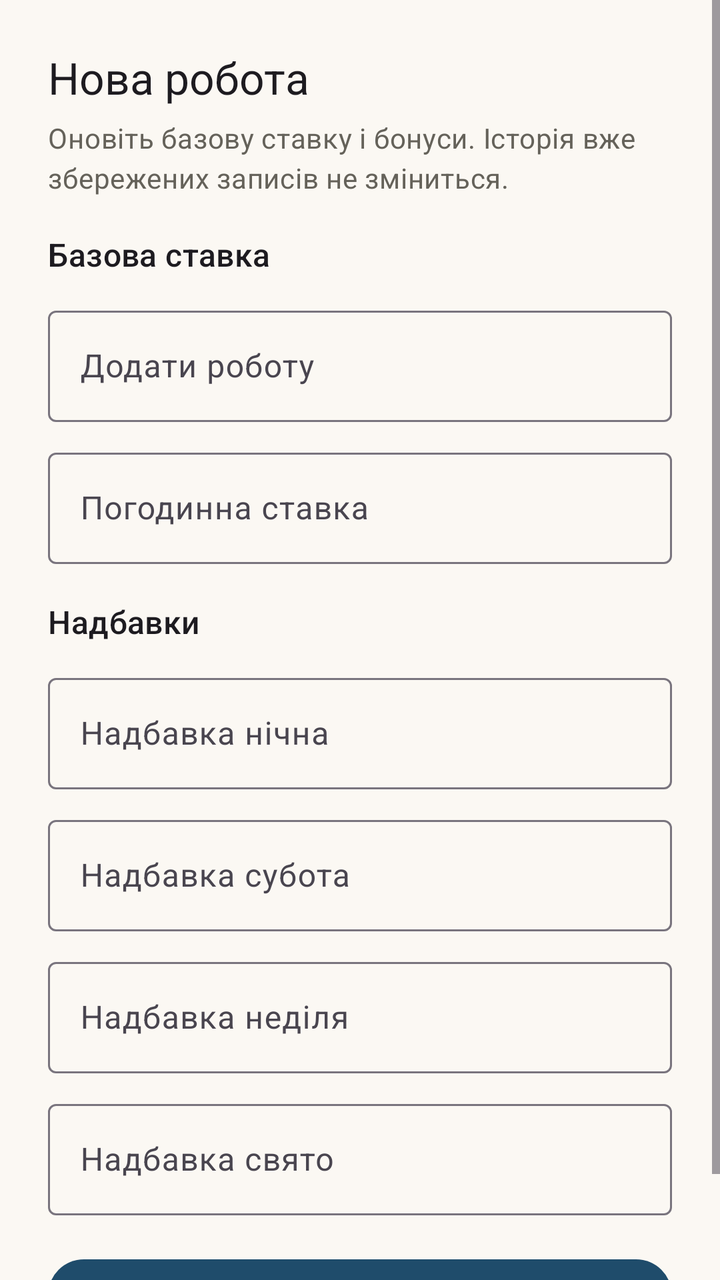
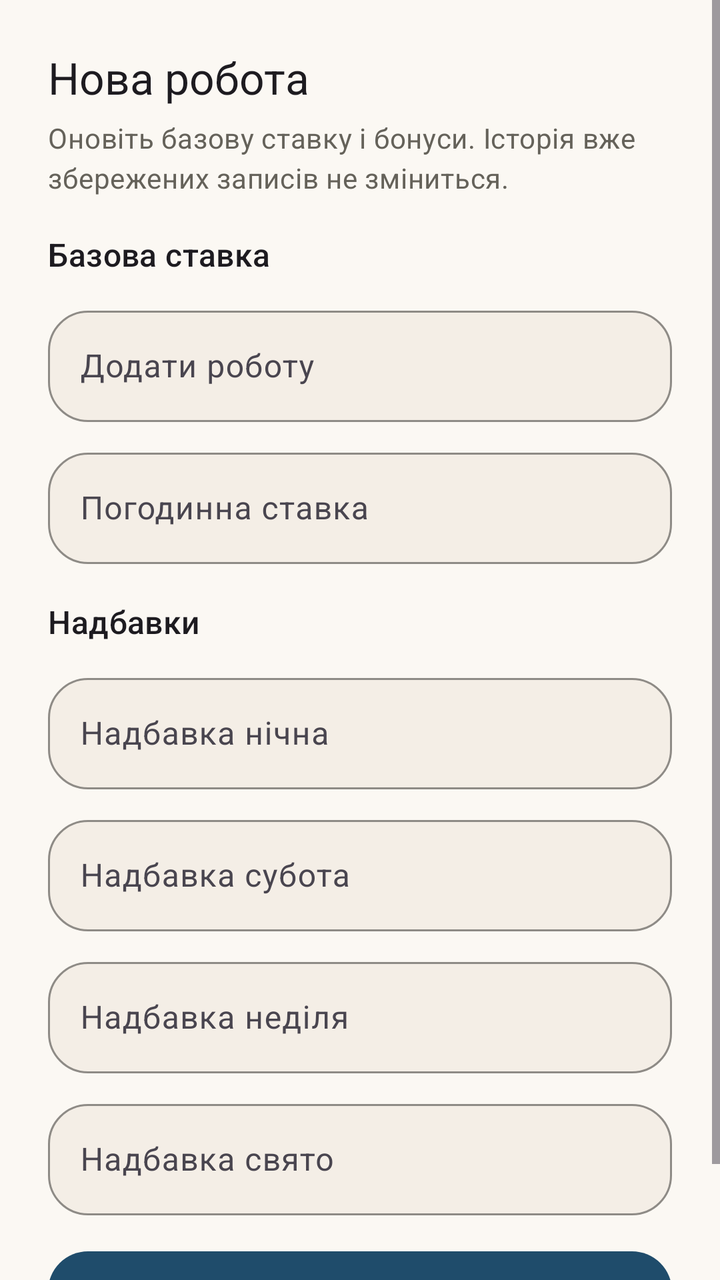

Before-and-after screenshots of an Android layout around one commit, followed by the original layout XML and the change that was made.
<!-- AndroidManifest.xml: application theme Theme.WorkTracker -->
<!-- res/layout/dialog_add_job.xml -->
<ScrollView xmlns:android="http://schemas.android.com/apk/res/android"
    xmlns:app="http://schemas.android.com/apk/res-auto"
    android:layout_width="match_parent"
    android:layout_height="wrap_content"
    android:fillViewport="true">

    <LinearLayout
        android:layout_width="match_parent"
        android:layout_height="wrap_content"
        android:orientation="vertical"
        android:padding="24dp">

        <TextView
            android:layout_width="wrap_content"
            android:layout_height="wrap_content"
            android:text="@string/job_dialog_create_title"
            style="@style/TextAppearance.Material3.TitleLarge" />

        <TextView
            android:layout_width="match_parent"
            android:layout_height="wrap_content"
            android:layout_marginTop="6dp"
            android:text="@string/job_dialog_subtitle"
            android:textColor="@color/chart_axis_text"
            style="@style/TextAppearance.Material3.BodyMedium" />

        <TextView
            android:layout_width="wrap_content"
            android:layout_height="wrap_content"
            android:layout_marginTop="18dp"
            android:text="@string/job_dialog_rate_title"
            style="@style/TextAppearance.Material3.TitleMedium" />

        <com.google.android.material.textfield.TextInputLayout
            android:layout_width="match_parent"
            android:layout_height="wrap_content"
            android:layout_marginTop="12dp">

            <com.google.android.material.textfield.TextInputEditText
                android:id="@+id/editJobName"
                android:layout_width="match_parent"
                android:layout_height="wrap_content"
                android:hint="@string/add_job" />
        </com.google.android.material.textfield.TextInputLayout>

        <com.google.android.material.textfield.TextInputLayout
            android:layout_width="match_parent"
            android:layout_height="wrap_content"
            android:layout_marginTop="10dp">

            <com.google.android.material.textfield.TextInputEditText
                android:id="@+id/editHourly"
                android:layout_width="match_parent"
                android:layout_height="wrap_content"
                android:hint="@string/hourly_rate"
                android:inputType="numberDecimal" />
        </com.google.android.material.textfield.TextInputLayout>

        <TextView
            android:layout_width="wrap_content"
            android:layout_height="wrap_content"
            android:layout_marginTop="18dp"
            android:text="@string/job_dialog_bonus_title"
            style="@style/TextAppearance.Material3.TitleMedium" />

        <com.google.android.material.textfield.TextInputLayout
            android:layout_width="match_parent"
            android:layout_height="wrap_content"
            android:layout_marginTop="12dp">

            <com.google.android.material.textfield.TextInputEditText
                android:id="@+id/editNight"
                android:layout_width="match_parent"
                android:layout_height="wrap_content"
                android:hint="@string/night_bonus"
                android:inputType="numberDecimal" />
        </com.google.android.material.textfield.TextInputLayout>

        <com.google.android.material.textfield.TextInputLayout
            android:layout_width="match_parent"
            android:layout_height="wrap_content"
            android:layout_marginTop="10dp">

            <com.google.android.material.textfield.TextInputEditText
                android:id="@+id/editSat"
                android:layout_width="match_parent"
                android:layout_height="wrap_content"
                android:hint="@string/sat_bonus"
                android:inputType="numberDecimal" />
        </com.google.android.material.textfield.TextInputLayout>

        <com.google.android.material.textfield.TextInputLayout
            android:layout_width="match_parent"
            android:layout_height="wrap_content"
            android:layout_marginTop="10dp">

            <com.google.android.material.textfield.TextInputEditText
                android:id="@+id/editSun"
                android:layout_width="match_parent"
                android:layout_height="wrap_content"
                android:hint="@string/sun_bonus"
                android:inputType="numberDecimal" />
        </com.google.android.material.textfield.TextInputLayout>

        <com.google.android.material.textfield.TextInputLayout
            android:layout_width="match_parent"
            android:layout_height="wrap_content"
            android:layout_marginTop="10dp">

            <com.google.android.material.textfield.TextInputEditText
                android:id="@+id/editHol"
                android:layout_width="match_parent"
                android:layout_height="wrap_content"
                android:hint="@string/hol_bonus"
                android:inputType="numberDecimal" />
        </com.google.android.material.textfield.TextInputLayout>

        <com.google.android.material.button.MaterialButton
            android:id="@+id/buttonSave"
            android:layout_width="match_parent"
            android:layout_height="wrap_content"
            android:layout_marginTop="18dp"
            android:text="@string/save"
            app:cornerRadius="18dp" />
    </LinearLayout>
</ScrollView>
<!-- resources referenced by this layout -->
<resources>
  <color name="chart_axis_text">#65625A</color>
  <string name="add_job">Додати роботу</string>
  <string name="save">Зберегти</string>
  <style name="Theme.WorkTracker" parent="Theme.Material3.Light.NoActionBar">
          <item name="colorPrimary">@color/primary</item>
          <item name="colorOnPrimary">@color/onPrimary</item>
          <item name="colorPrimaryContainer">@color/primaryContainer</item>
          <item name="colorOnPrimaryContainer">@color/onPrimaryContainer</item>
          <item name="colorSecondary">@color/secondary</item>
          <item name="colorOnSecondary">@color/onSecondary</item>
          <item name="colorSecondaryContainer">@color/secondaryContainer</item>
          <item name="colorOnSecondaryContainer">@color/onSecondaryContainer</item>
          <item name="colorTertiary">@color/tertiary</item>
          <item name="colorOnTertiary">@color/onTertiary</item>
          <item name="colorTertiaryContainer">@color/tertiaryContainer</item>
          <item name="colorOnTertiaryContainer">@color/onTertiaryContainer</item>
          <item name="colorError">@color/error</item>
          <item name="colorOnError">@color/onError</item>
          <item name="android:windowBackground">@color/background</item>
          <item name="android:statusBarColor">@android:color/transparent</item>
          <item name="android:navigationBarColor">@android:color/transparent</item>
          <item name="colorOnBackground">@color/onBackground</item>
          <item name="android:colorBackground">@color/background</item>
          <item name="colorSurface">@color/surface</item>
          <item name="colorOnSurface">@color/onSurface</item>
          <item name="materialAlertDialogTheme">@style/ThemeOverlay.WorkTracker.MaterialAlertDialog</item>
      </style>
  <color name="primary">#1F4C6B</color>
  <color name="onPrimary">#FFFFFF</color>
  <color name="secondary">#2F6B5F</color>
  <color name="onSecondary">#FFFFFF</color>
  <color name="tertiary">#C17A1A</color>
  <color name="onTertiary">#FFFFFF</color>
  <color name="error">#B3261E</color>
  <color name="onError">#FFFFFF</color>
  <color name="background">#FBF8F3</color>
  <color name="onBackground">#1F1B16</color>
  <color name="surface">#FEFCF8</color>
  <color name="onSurface">#1F1B16</color>
  <!-- unchanged entries left out for length: 17 -->
</resources>

<!-- the commit's change to res/layout/dialog_add_job.xml (unified diff, before → after) -->
@@ -32,27 +32,31 @@
             style="@style/TextAppearance.Material3.TitleMedium" />
 
         <com.google.android.material.textfield.TextInputLayout
+            style="@style/Widget.WorkTracker.TextInputLayout"
             android:layout_width="match_parent"
             android:layout_height="wrap_content"
-            android:layout_marginTop="12dp">
+            android:layout_marginTop="12dp"
+            android:hint="@string/add_job">
 
             <com.google.android.material.textfield.TextInputEditText
                 android:id="@+id/editJobName"
+                style="@style/Widget.WorkTracker.TextInputEditText"
                 android:layout_width="match_parent"
-                android:layout_height="wrap_content"
-                android:hint="@string/add_job" />
+                android:layout_height="wrap_content" />
         </com.google.android.material.textfield.TextInputLayout>
 
         <com.google.android.material.textfield.TextInputLayout
+            style="@style/Widget.WorkTracker.TextInputLayout"
             android:layout_width="match_parent"
             android:layout_height="wrap_content"
-            android:layout_marginTop="10dp">
+            android:layout_marginTop="10dp"
+            android:hint="@string/hourly_rate">
 
             <com.google.android.material.textfield.TextInputEditText
                 android:id="@+id/editHourly"
+                style="@style/Widget.WorkTracker.TextInputEditText"
                 android:layout_width="match_parent"
                 android:layout_height="wrap_content"
-                android:hint="@string/hourly_rate"
                 android:inputType="numberDecimal" />
         </com.google.android.material.textfield.TextInputLayout>
 
@@ -64,54 +68,62 @@
             style="@style/TextAppearance.Material3.TitleMedium" />
 
         <com.google.android.material.textfield.TextInputLayout
+            style="@style/Widget.WorkTracker.TextInputLayout"
             android:layout_width="match_parent"
             android:layout_height="wrap_content"
-            android:layout_marginTop="12dp">
+            android:layout_marginTop="12dp"
+            android:hint="@string/night_bonus">
 
             <com.google.android.material.textfield.TextInputEditText
                 android:id="@+id/editNight"
+                style="@style/Widget.WorkTracker.TextInputEditText"
                 android:layout_width="match_parent"
                 android:layout_height="wrap_content"
-                android:hint="@string/night_bonus"
                 android:inputType="numberDecimal" />
         </com.google.android.material.textfield.TextInputLayout>
 
         <com.google.android.material.textfield.TextInputLayout
+            style="@style/Widget.WorkTracker.TextInputLayout"
             android:layout_width="match_parent"
             android:layout_height="wrap_content"
-            android:layout_marginTop="10dp">
+            android:layout_marginTop="10dp"
+            android:hint="@string/sat_bonus">
 
             <com.google.android.material.textfield.TextInputEditText
                 android:id="@+id/editSat"
+                style="@style/Widget.WorkTracker.TextInputEditText"
                 android:layout_width="match_parent"
                 android:layout_height="wrap_content"
-                android:hint="@string/sat_bonus"
                 android:inputType="numberDecimal" />
         </com.google.android.material.textfield.TextInputLayout>
 
         <com.google.android.material.textfield.TextInputLayout
+            style="@style/Widget.WorkTracker.TextInputLayout"
             android:layout_width="match_parent"
             android:layout_height="wrap_content"
-            android:layout_marginTop="10dp">
+            android:layout_marginTop="10dp"
+            android:hint="@string/sun_bonus">
 
             <com.google.android.material.textfield.TextInputEditText
                 android:id="@+id/editSun"
+                style="@style/Widget.WorkTracker.TextInputEditText"
                 android:layout_width="match_parent"
                 android:layout_height="wrap_content"
-                android:hint="@string/sun_bonus"
                 android:inputType="numberDecimal" />
         </com.google.android.material.textfield.TextInputLayout>
 
         <com.google.android.material.textfield.TextInputLayout
+            style="@style/Widget.WorkTracker.TextInputLayout"
             android:layout_width="match_parent"
             android:layout_height="wrap_content"
-            android:layout_marginTop="10dp">
+            android:layout_marginTop="10dp"
+            android:hint="@string/hol_bonus">
 
             <com.google.android.material.textfield.TextInputEditText
                 android:id="@+id/editHol"
+                style="@style/Widget.WorkTracker.TextInputEditText"
                 android:layout_width="match_parent"
                 android:layout_height="wrap_content"
-                android:hint="@string/hol_bonus"
                 android:inputType="numberDecimal" />
         </com.google.android.material.textfield.TextInputLayout>
 
@@ -120,7 +132,6 @@
             android:layout_width="match_parent"
             android:layout_height="wrap_content"
             android:layout_marginTop="18dp"
-            android:text="@string/save"
-            app:cornerRadius="18dp" />
+            android:text="@string/save" />
     </LinearLayout>
 </ScrollView>
<!-- resource entries referenced after the edit -->
@@ -3,6 +3,19 @@
   <color name="chart_axis_text">#65625A</color>
   <string name="add_job">Додати роботу</string>
   <string name="save">Зберегти</string>
+  <style name="Widget.WorkTracker.TextInputEditText" parent="Widget.Material3.TextInputEditText.OutlinedBox">
+          <item name="android:textColor">@color/field_text</item>
+          <item name="android:textColorHint">@color/field_hint</item>
+          <item name="android:textSize">16sp</item>
+      </style>
+  <style name="Widget.WorkTracker.TextInputLayout" parent="Widget.Material3.TextInputLayout.OutlinedBox">
+          <item name="boxBackgroundColor">@color/field_surface</item>
+          <item name="boxStrokeColor">@color/job_card_stroke</item>
+          <item name="boxStrokeWidth">1dp</item>
+          <item name="boxStrokeWidthFocused">2dp</item>
+          <item name="hintTextColor">@color/field_hint</item>
+          <item name="shapeAppearanceOverlay">@style/ShapeAppearanceOverlay.WorkTracker.Field</item>
+      </style>
   <style name="Theme.WorkTracker" parent="Theme.Material3.Light.NoActionBar">
           <item name="colorPrimary">@color/primary</item>
           <item name="colorOnPrimary">@color/onPrimary</item>
@@ -25,7 +38,16 @@
           <item name="android:colorBackground">@color/background</item>
           <item name="colorSurface">@color/surface</item>
           <item name="colorOnSurface">@color/onSurface</item>
+          <item name="materialButtonStyle">@style/Widget.WorkTracker.Button</item>
           <item name="materialAlertDialogTheme">@style/ThemeOverlay.WorkTracker.MaterialAlertDialog</item>
+      </style>
+  <color name="field_text">#1F1B16</color>
+  <color name="field_hint">#746B62</color>
+  <color name="field_surface">#F4EEE6</color>
+  <color name="job_card_stroke">#D6D0C4</color>
+  <style name="ShapeAppearanceOverlay.WorkTracker.Field" parent="">
+          <item name="cornerFamily">rounded</item>
+          <item name="cornerSize">20dp</item>
       </style>
   <color name="primary">#1F4C6B</color>
   <color name="onPrimary">#FFFFFF</color>
@@ -39,6 +61,15 @@
   <color name="onBackground">#1F1B16</color>
   <color name="surface">#FEFCF8</color>
   <color name="onSurface">#1F1B16</color>
+  <style name="Widget.WorkTracker.Button" parent="Widget.Material3.Button">
+          <item name="cornerRadius">20dp</item>
+          <item name="android:minHeight">54dp</item>
+          <item name="android:insetTop">0dp</item>
+          <item name="android:insetBottom">0dp</item>
+          <item name="backgroundTint">@color/primary</item>
+          <item name="android:textColor">@color/onPrimary</item>
+          <item name="iconTint">@color/onPrimary</item>
+      </style>
   <!-- unchanged entries left out for length: 17 -->
 </resources>
 
